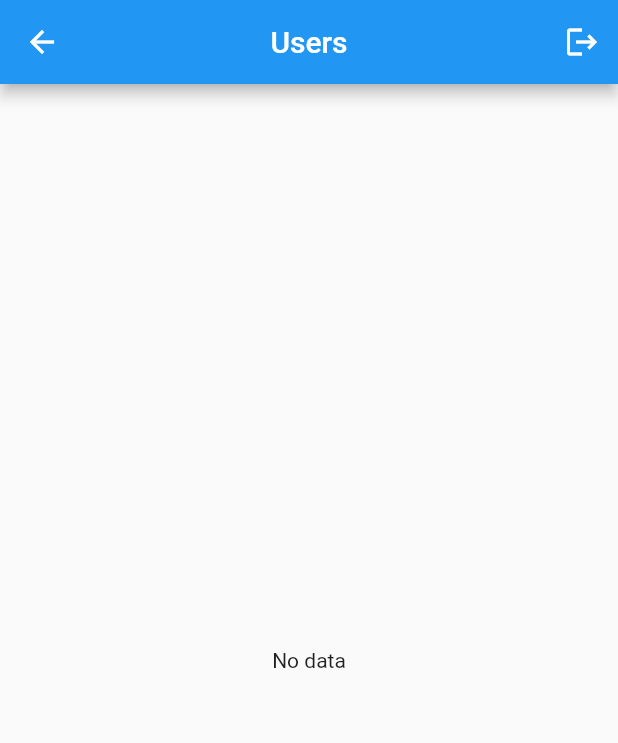
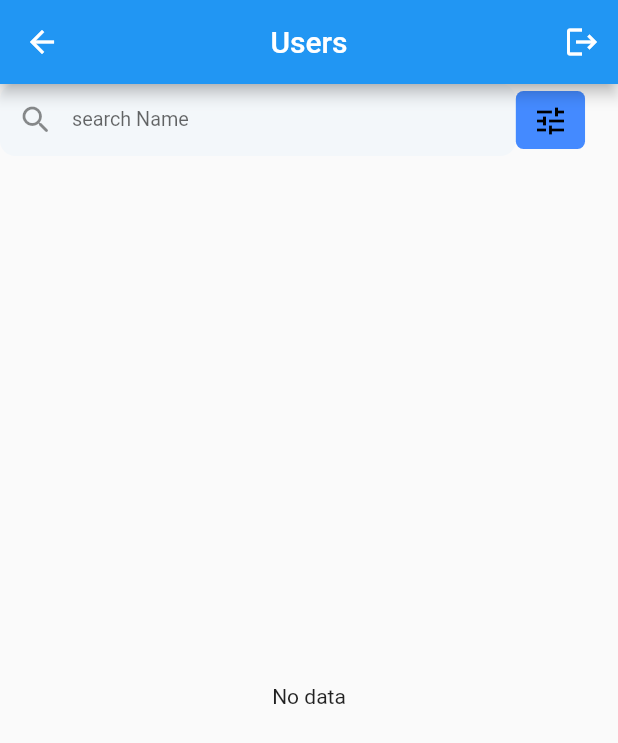
Before and after one commit to HassanHamdouna/app_api, a Flutter app: the UsersScreen screen opened by its route, on a phone screen of 412 x 824 dp. Shown: the top 743 px of the screen. Run offline on Flutter 3.47's test engine with Material 2 defaults, Android fonts, the phone set to English and light mode, and no system bars; our stand-ins replace flutter_screenutil, google_fonts, shared_preferences; accounts and stored records are empty; network calls fail; Roboto replaces fonts that are missing (Cairo).

Commit message:
add widget searchUser AND useAPi SearchUser

```diff
--- a/lib/api/api_settings.dart
+++ b/lib/api/api_settings.dart
@@ -1,6 +1,7 @@
 class ApiSettings {
   static const String _baseUrt = 'http://demo-api.mr-dev.tech/api/';
   static const String users = '${_baseUrt}users';
+  static const String usersSearch = '${_baseUrt}users/search';
   static const String register = '${_baseUrt}students/auth/register';
   static const String login = '${_baseUrt}students/auth/login';
   static const String logout = '${_baseUrt}students/auth/logout';
--- a/lib/screens/app/user_screen.dart
+++ b/lib/screens/app/user_screen.dart
@@ -6,6 +6,7 @@ import 'package:app_api/models/api_respones.dart';
 import 'package:app_api/models/user.dart';
 import 'package:app_api/pref/shared_pref_controller.dart';
 import 'package:app_api/widgets/refresh_widget.dart';
+import 'package:app_api/widgets/serach_app.dart';
 import 'package:flutter/material.dart';
 
 class UsersScreen extends StatefulWidget {
@@ -17,6 +18,21 @@ class UsersScreen extends StatefulWidget {
 
 class _UsersScreenState extends State<UsersScreen> {
   final keyRefresh = GlobalKey<RefreshIndicatorState>();
+  late TextEditingController _textEditingController;
+  late String textSearch;
+
+  @override
+  void initState() {
+    super.initState();
+    _textEditingController = TextEditingController();
+  }
+
+  @override
+  void dispose() {
+    _textEditingController.dispose();
+    super.dispose();
+  }
+
   @override
   Widget build(BuildContext context) {
     return Scaffold(
@@ -24,27 +40,36 @@ class _UsersScreenState extends State<UsersScreen> {
         centerTitle: true,
         title: const Text('Users'),
         actions: [
-          IconButton(onPressed: () async{
+          IconButton(onPressed: () async {
             ApiRespones respones = await AuthApiController().logOut();
-            if(respones.status){
+            if (respones.status) {
               SharedPrfController().clear();
               Navigator.pushReplacementNamed(context, '/login_screen');
             }
           }, icon: Icon(Icons.logout)),
         ],
       ),
-      body: FutureBuilder<List<User>>(
-        future: UserApiController().getUsers(),
+      body: Column(
+        children: [
+          SearchApp(controller: _textEditingController, hintText: 'search Name', onPressed: (){},onChange: (p0) {
+            setState(() {
+              textSearch = p0;
+            });
+          },),
+          Expanded(
+            child: FutureBuilder<List<User>>(
+              // future: UserApiController().getUsers(),
+              future: _textEditingController.text.isEmpty ? UserApiController().getUsers():UserApiController().getUsersSearch(firstName: _textEditingController.text, jobTitle: 'Medical'),
               builder: (context, snapshot) {
                 if (snapshot.connectionState == ConnectionState.waiting) {
                   return const Center(child: CircularProgressIndicator());
                 } else if (snapshot.hasData && snapshot.data!.isNotEmpty) {
                   return RefreshWidget(
                     keyRefresh: keyRefresh,
-              onRefresh: ()=> UserApiController().getUsers(),
+                    onRefresh: () => UserApiController().getUsers(),
                     child: ListView.builder(
                       shrinkWrap: true,
-                primary: Platform.isAndroid? true: false,
+                      primary: Platform.isAndroid ? true : false,
                       itemCount: snapshot.data!.length,
                       itemBuilder: (context, index) {
                         return ListTile(
@@ -64,6 +89,9 @@ class _UsersScreenState extends State<UsersScreen> {
                 }
               },
             ),
+          ),
+        ],
+      ),
     );
   }
 }
--- /dev/null
+++ b/lib/widgets/serach_app.dart
@@ -0,0 +1,83 @@
+import 'package:flutter/material.dart';
+import 'package:flutter_screenutil/flutter_screenutil.dart';
+import 'package:google_fonts/google_fonts.dart';
+
+class SearchApp extends StatelessWidget {
+  const SearchApp({
+    super.key,
+    required this.controller,
+    required this.onChange,
+    required this.hintText,
+    required this.onPressed,
+    this.boolColor = false,
+  });
+
+  final TextEditingController controller;
+  final String hintText;
+  final Function() onPressed;
+  final Function(String)? onChange;
+  final bool boolColor;
+
+  @override
+  Widget build(BuildContext context) {
+    return Row(
+      children: [
+        SizedBox(
+          height: 10.h,
+        ),
+        Expanded(
+          child: TextField(
+            onChanged: onChange,
+            textAlign: TextAlign.start,
+            controller: controller,
+            keyboardType: TextInputType.text,
+            style: GoogleFonts.notoKufiArabic(
+              fontSize: 13.sp,
+              fontWeight: FontWeight.w400,
+              color: const Color(0xffC2C0C0),
+
+            ),
+            decoration: InputDecoration(
+              contentPadding: EdgeInsets.zero,
+              hintText: hintText,
+              hintStyle: GoogleFonts.cairo(fontSize: 13.sp),
+              hintMaxLines: 1,
+              prefixIcon: const Icon(Icons.search_rounded),
+              filled: true,
+              fillColor: const Color(0xffF3F7FA),
+              enabledBorder: buildOutlineInputBorder(),
+              focusedBorder: buildOutlineInputBorder(),
+            ),
+          ),
+        ),
+        SizedBox(
+          height: 10.h,
+        ),
+        Container(
+          margin: EdgeInsets.only(right: 20.w),
+          width: 42.w,
+          height: 38.h,
+          decoration: BoxDecoration(
+            borderRadius: BorderRadius.circular(5.r),
+            color: boolColor ? Colors.yellow : Colors.blueAccent,
+          ),
+          child: IconButton(
+            onPressed: onPressed,
+            icon: const Icon(Icons.tune),
+            color: boolColor ? Colors.white : Colors.black,
+          ),
+        ),
+        SizedBox(
+          height: 20.h,
+        ),
+      ],
+    );
+  }
+}
+
+OutlineInputBorder buildOutlineInputBorder({Color color = Colors.transparent}) {
+  return OutlineInputBorder(
+    borderRadius: BorderRadius.circular(10.r),
+    borderSide: BorderSide(color: color),
+  );
+}
```
Also changed, not shown: lib/api/controllers/users_api_controller.dart (+23 -2 lines), lib/models/user.dart (+17 -11 lines). Lines whose indentation alone changed are shown as unchanged.
